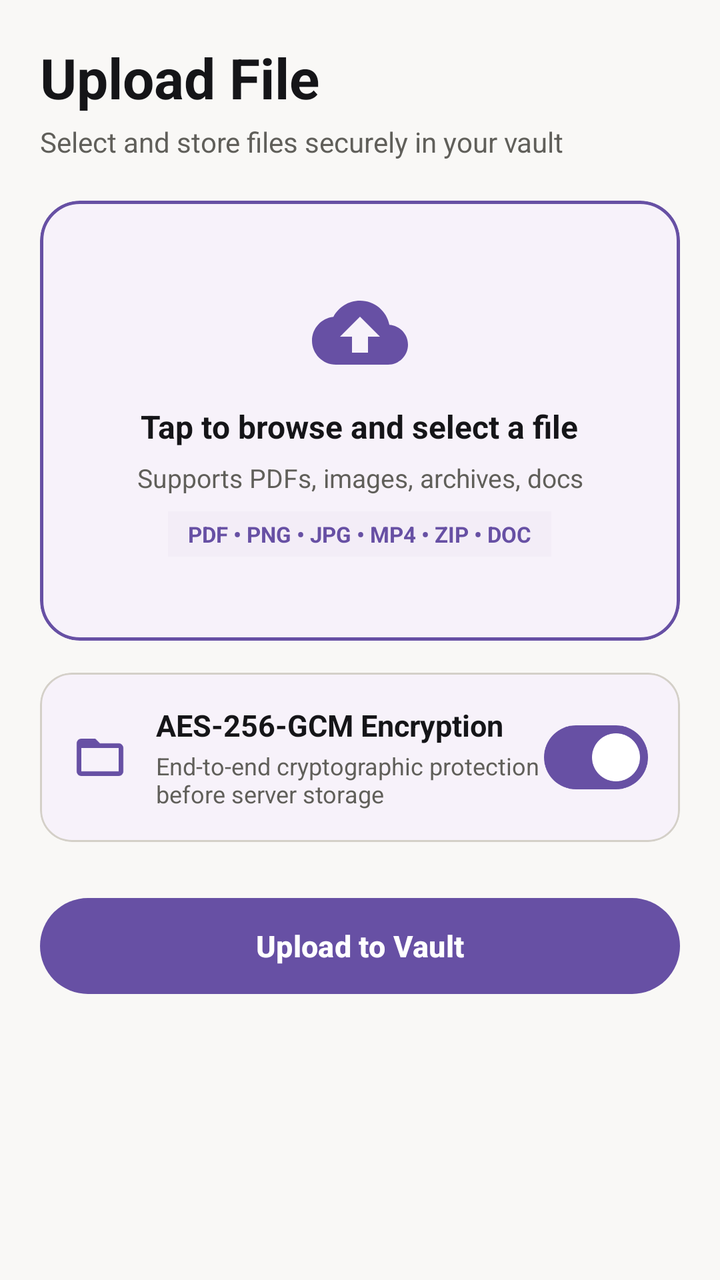
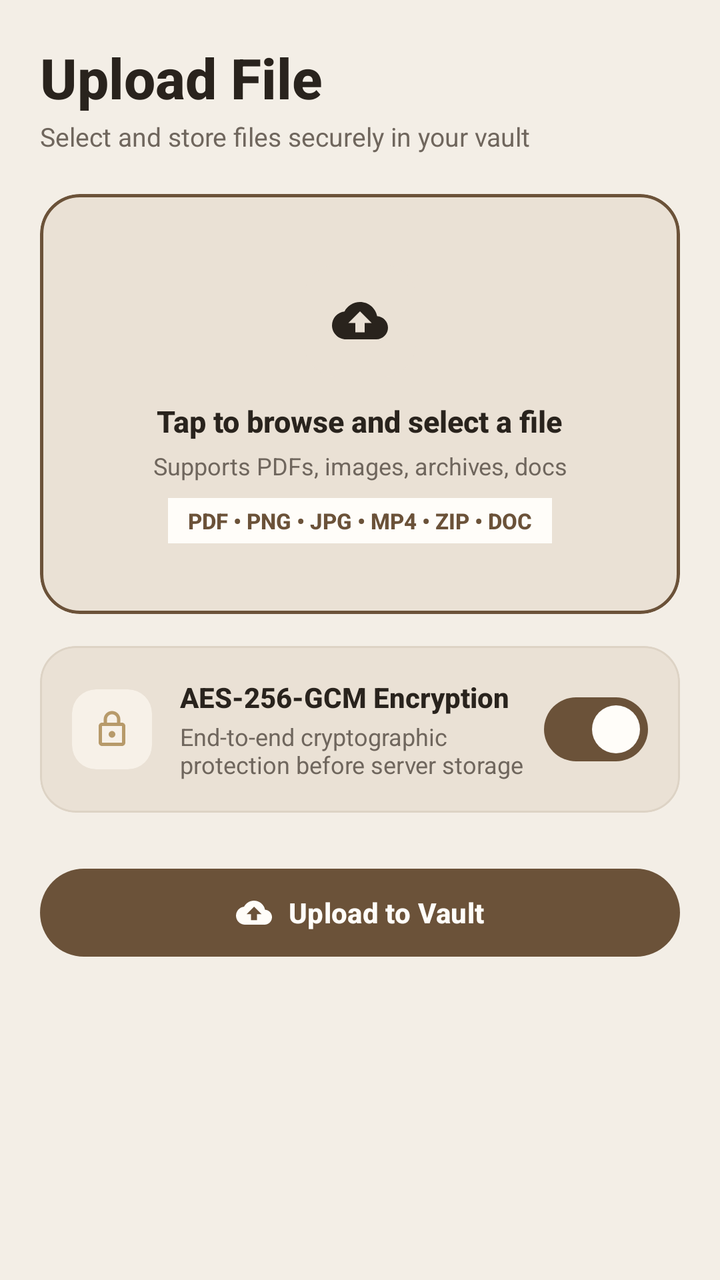

An Android layout rendered at two revisions. The XML below is the earlier revision; the diff shows what the commit changed to produce the second picture.
<!-- AndroidManifest.xml: application theme Theme.CipherVault -->
<!-- res/layout/fragment_upload.xml -->
<?xml version="1.0" encoding="utf-8"?>
<ScrollView xmlns:android="http://schemas.android.com/apk/res/android"
    xmlns:app="http://schemas.android.com/apk/res-auto"
    xmlns:tools="http://schemas.android.com/tools"
    android:layout_width="match_parent"
    android:layout_height="match_parent"
    android:fillViewport="true"
    android:background="?attr/colorSurface">

    <LinearLayout
        android:layout_width="match_parent"
        android:layout_height="wrap_content"
        android:orientation="vertical"
        android:padding="20dp">

        <TextView
            android:layout_width="wrap_content"
            android:layout_height="wrap_content"
            android:text="@string/upload_file_title"
            android:textSize="28sp"
            android:textStyle="bold"
            android:textColor="?attr/colorOnSurface" />

        <TextView
            android:layout_width="wrap_content"
            android:layout_height="wrap_content"
            android:layout_marginTop="4dp"
            android:text="@string/upload_file_subtitle"
            android:textSize="14sp"
            android:textColor="?attr/colorOnSurfaceVariant" />

        
        <com.google.android.material.card.MaterialCardView
            android:id="@+id/btnChooseFile"
            android:layout_width="match_parent"
            android:layout_height="220dp"
            android:layout_marginTop="20dp"
            android:clickable="true"
            android:focusable="true"
            app:cardCornerRadius="20dp"
            app:cardElevation="0dp"
            app:strokeWidth="1.5dp"
            app:strokeColor="?attr/colorPrimary"
            app:cardBackgroundColor="?attr/colorSurfaceContainerLow">

            <LinearLayout
                android:layout_width="match_parent"
                android:layout_height="match_parent"
                android:gravity="center"
                android:orientation="vertical"
                android:padding="20dp">

                <ImageView
                    android:id="@+id/ivUploadIcon"
                    android:layout_width="48dp"
                    android:layout_height="48dp"
                    android:contentDescription="@string/cd_upload_icon"
                    android:src="@drawable/ic_file_upload"
                    app:tint="?attr/colorPrimary" />

                <TextView
                    android:id="@+id/tvSelectedFile"
                    android:layout_width="wrap_content"
                    android:layout_height="wrap_content"
                    android:layout_marginTop="12dp"
                    android:text="@string/upload_file_prompt"
                    android:textColor="?attr/colorOnSurface"
                    android:textSize="16sp"
                    android:textStyle="bold"
                    android:gravity="center"
                    android:maxLines="2"
                    android:ellipsize="middle" />

                <TextView
                    android:id="@+id/tvUploadSubtitle"
                    android:layout_width="wrap_content"
                    android:layout_height="wrap_content"
                    android:layout_marginTop="6dp"
                    android:text="@string/upload_file_supported_formats"
                    android:textColor="?attr/colorOnSurfaceVariant"
                    android:textSize="13sp"
                    android:gravity="center" />

                <TextView
                    android:layout_width="wrap_content"
                    android:layout_height="wrap_content"
                    android:layout_marginTop="8dp"
                    android:text="@string/label_supported_formats_badges"
                    android:textSize="11sp"
                    android:textStyle="bold"
                    android:textColor="?attr/colorPrimary"
                    android:background="?attr/colorSurfaceContainer"
                    android:paddingHorizontal="10dp"
                    android:paddingVertical="4dp" />
            </LinearLayout>
        </com.google.android.material.card.MaterialCardView>

        
        <com.google.android.material.card.MaterialCardView
            android:id="@+id/cardDuplicateWarning"
            android:layout_width="match_parent"
            android:layout_height="wrap_content"
            android:layout_marginTop="16dp"
            android:visibility="gone"
            app:cardCornerRadius="16dp"
            app:cardElevation="0dp"
            app:strokeWidth="1dp"
            app:strokeColor="?attr/colorError"
            app:cardBackgroundColor="?attr/colorErrorContainer">

            <TextView
                android:id="@+id/tvDuplicateWarningText"
                android:layout_width="match_parent"
                android:layout_height="wrap_content"
                android:padding="16dp"
                android:text="@string/duplicate_file_warning"
                android:textColor="?attr/colorOnErrorContainer"
                android:textSize="14sp"
                android:textStyle="bold" />
        </com.google.android.material.card.MaterialCardView>

        
        <com.google.android.material.card.MaterialCardView
            android:layout_width="match_parent"
            android:layout_height="wrap_content"
            android:layout_marginTop="16dp"
            app:cardCornerRadius="16dp"
            app:cardElevation="0dp"
            app:strokeWidth="1dp"
            app:strokeColor="?attr/colorOutlineVariant"
            app:cardBackgroundColor="?attr/colorSurfaceContainerLow">

            <LinearLayout
                android:layout_width="match_parent"
                android:layout_height="wrap_content"
                android:orientation="horizontal"
                android:gravity="center_vertical"
                android:padding="16dp">

                <ImageView
                    android:layout_width="28dp"
                    android:layout_height="28dp"
                    android:contentDescription="@string/app_name"
                    android:src="@drawable/ic_nav_files"
                    app:tint="?attr/colorPrimary" />

                <LinearLayout
                    android:layout_width="0dp"
                    android:layout_height="wrap_content"
                    android:layout_weight="1"
                    android:layout_marginStart="14dp"
                    android:orientation="vertical">

                    <TextView
                        android:layout_width="wrap_content"
                        android:layout_height="wrap_content"
                        android:text="@string/encrypt_file_option_title"
                        android:textSize="15sp"
                        android:textStyle="bold"
                        android:textColor="?attr/colorOnSurface" />

                    <TextView
                        android:layout_width="wrap_content"
                        android:layout_height="wrap_content"
                        android:layout_marginTop="2dp"
                        android:text="@string/encrypt_file_option_subtitle"
                        android:textSize="12sp"
                        android:textColor="?attr/colorOnSurfaceVariant" />
                </LinearLayout>

                <com.google.android.material.materialswitch.MaterialSwitch
                    android:id="@+id/cbEncrypt"
                    android:layout_width="wrap_content"
                    android:layout_height="wrap_content"
                    android:checked="true" />
            </LinearLayout>
        </com.google.android.material.card.MaterialCardView>

        
        <com.google.android.material.button.MaterialButton
            android:id="@+id/btnUpload"
            android:layout_width="match_parent"
            android:layout_height="56dp"
            android:layout_marginTop="24dp"
            android:text="@string/btn_upload_to_vault"
            android:textAllCaps="false"
            android:textSize="15sp"
            android:textStyle="bold"
            app:cornerRadius="28dp" />

    </LinearLayout>
</ScrollView>
<!-- resources referenced by this layout -->
<resources>
  <!-- drawable ic_nav_files (drawable) -->
  <vector xmlns:android="http://schemas.android.com/apk/res/android"
      android:width="24dp"
      android:height="24dp"
      android:viewportWidth="24"
      android:viewportHeight="24">
    <path
        android:fillColor="@android:color/white"
        android:pathData="M20,6h-8l-2,-2H4C2.9,4 2.01,4.9 2.01,6L2,18c0,1.1 0.9,2 2,2h16c1.1,0 2,-0.9 2,-2V8c0,-1.1 -0.9,-2 -2,-2zM20,18H4V8h16v10z"/>
  </vector>
  <string name="duplicate_file_warning">Duplicate File Detected: This exact file already exists in your vault. Please select a different file.</string>
  <string name="encrypt_file_option_title">AES-256-GCM Encryption</string>
  <style name="Theme.CipherVault" parent="Theme.Material3.DayNight.NoActionBar">
          
          <item name="colorSurface">@color/md_theme_light_surface</item>
          <item name="colorOnSurface">@color/md_theme_light_onSurface</item>
          <item name="colorSurfaceVariant">@color/md_theme_light_surfaceVariant</item>
          <item name="colorOnSurfaceVariant">@color/md_theme_light_onSurfaceVariant</item>
          <item name="colorOutline">@color/md_theme_light_outline</item>
          <item name="colorOutlineVariant">@color/md_theme_light_outlineVariant</item>
  
          
          <item name="android:statusBarColor">@android:color/transparent</item>
          <item name="android:navigationBarColor">@android:color/transparent</item>
          <item name="android:windowLightStatusBar">true</item>
          <item name="android:windowLightNavigationBar" tools:targetApi="o_mr1">true</item>
      </style>
  <color name="md_theme_light_surface">#F9F8F6</color>
  <color name="md_theme_light_onSurface">#151518</color>
  <color name="md_theme_light_surfaceVariant">#E6E3DD</color>
  <color name="md_theme_light_onSurfaceVariant">#605F5A</color>
  <color name="md_theme_light_outline">#8A8882</color>
  <color name="md_theme_light_outlineVariant">#D4D0C8</color>
  <!-- unchanged entries left out for length: 10 -->
</resources>

<!-- the commit's change to res/layout/fragment_upload.xml (unified diff, before → after) -->
@@ -11,29 +11,32 @@
         android:layout_width="match_parent"
         android:layout_height="wrap_content"
         android:orientation="vertical"
-        android:padding="20dp">
+        android:paddingHorizontal="20dp"
+        android:paddingTop="20dp"
+        android:paddingBottom="100dp">
 
         <TextView
             android:layout_width="wrap_content"
             android:layout_height="wrap_content"
             android:text="@string/upload_file_title"
             android:textSize="28sp"
+            android:fontFamily="sans-serif-medium"
             android:textStyle="bold"
             android:textColor="?attr/colorOnSurface" />
 
         <TextView
             android:layout_width="wrap_content"
             android:layout_height="wrap_content"
-            android:layout_marginTop="4dp"
+            android:layout_marginTop="2dp"
             android:text="@string/upload_file_subtitle"
-            android:textSize="14sp"
+            android:textSize="13sp"
             android:textColor="?attr/colorOnSurfaceVariant" />
 
         
         <com.google.android.material.card.MaterialCardView
             android:id="@+id/btnChooseFile"
             android:layout_width="match_parent"
-            android:layout_height="220dp"
+            android:layout_height="210dp"
             android:layout_marginTop="20dp"
             android:clickable="true"
             android:focusable="true"
@@ -50,13 +53,23 @@
                 android:orientation="vertical"
                 android:padding="20dp">
 
-                <ImageView
-                    android:id="@+id/ivUploadIcon"
-                    android:layout_width="48dp"
-                    android:layout_height="48dp"
-                    android:contentDescription="@string/cd_upload_icon"
-                    android:src="@drawable/ic_file_upload"
-                    app:tint="?attr/colorPrimary" />
+                <com.google.android.material.card.MaterialCardView
+                    android:layout_width="56dp"
+                    android:layout_height="56dp"
+                    app:cardCornerRadius="16dp"
+                    app:cardElevation="0dp"
+                    app:strokeWidth="0dp"
+                    app:cardBackgroundColor="?attr/colorPrimaryContainer">
+
+                    <ImageView
+                        android:id="@+id/ivUploadIcon"
+                        android:layout_width="28dp"
+                        android:layout_height="28dp"
+                        android:layout_gravity="center"
+                        android:contentDescription="@string/cd_upload_icon"
+                        android:src="@drawable/ic_file_upload"
+                        app:tint="?attr/colorOnPrimaryContainer" />
+                </com.google.android.material.card.MaterialCardView>
 
                 <TextView
                     android:id="@+id/tvSelectedFile"
@@ -65,7 +78,8 @@
                     android:layout_marginTop="12dp"
                     android:text="@string/upload_file_prompt"
                     android:textColor="?attr/colorOnSurface"
-                    android:textSize="16sp"
+                    android:textSize="15sp"
+                    android:fontFamily="sans-serif-medium"
                     android:textStyle="bold"
                     android:gravity="center"
                     android:maxLines="2"
@@ -75,10 +89,10 @@
                     android:id="@+id/tvUploadSubtitle"
                     android:layout_width="wrap_content"
                     android:layout_height="wrap_content"
-                    android:layout_marginTop="6dp"
+                    android:layout_marginTop="4dp"
                     android:text="@string/upload_file_supported_formats"
                     android:textColor="?attr/colorOnSurfaceVariant"
-                    android:textSize="13sp"
+                    android:textSize="12sp"
                     android:gravity="center" />
 
                 <TextView
@@ -87,6 +101,7 @@
                     android:layout_marginTop="8dp"
                     android:text="@string/label_supported_formats_badges"
                     android:textSize="11sp"
+                    android:fontFamily="sans-serif-medium"
                     android:textStyle="bold"
                     android:textColor="?attr/colorPrimary"
                     android:background="?attr/colorSurfaceContainer"
@@ -104,30 +119,8 @@
             android:visibility="gone"
             app:cardCornerRadius="16dp"
             app:cardElevation="0dp"
-            app:strokeWidth="1dp"
-            app:strokeColor="?attr/colorError"
-            app:cardBackgroundColor="?attr/colorErrorContainer">
-
-            <TextView
-                android:id="@+id/tvDuplicateWarningText"
-                android:layout_width="match_parent"
-                android:layout_height="wrap_content"
-                android:padding="16dp"
-                android:text="@string/duplicate_file_warning"
-                android:textColor="?attr/colorOnErrorContainer"
-                android:textSize="14sp"
-                android:textStyle="bold" />
-        </com.google.android.material.card.MaterialCardView>
-
-        
-        <com.google.android.material.card.MaterialCardView
-            android:layout_width="match_parent"
-            android:layout_height="wrap_content"
-            android:layout_marginTop="16dp"
-            app:cardCornerRadius="16dp"
-            app:cardElevation="0dp"
-            app:strokeWidth="1dp"
-            app:strokeColor="?attr/colorOutlineVariant"
+            app:strokeWidth="1.5dp"
+            app:strokeColor="@color/status_error"
             app:cardBackgroundColor="?attr/colorSurfaceContainerLow">
 
             <LinearLayout
@@ -140,9 +133,9 @@
                 <ImageView
                     android:layout_width="28dp"
                     android:layout_height="28dp"
-                    android:contentDescription="@string/app_name"
-                    android:src="@drawable/ic_nav_files"
-                    app:tint="?attr/colorPrimary" />
+                    android:src="@drawable/ic_error"
+                    app:tint="@color/status_error"
+                    android:contentDescription="@string/duplicate_dialog_title" />
 
                 <LinearLayout
                     android:layout_width="0dp"
@@ -152,10 +145,76 @@
                     android:orientation="vertical">
 
                     <TextView
-                        android:layout_width="wrap_content"
-                        android:layout_height="wrap_content"
-                        android:text="@string/encrypt_file_option_title"
-                        android:textSize="15sp"
+                        android:id="@+id/tvDuplicateWarningTitle"
+                        android:layout_width="wrap_content"
+                        android:layout_height="wrap_content"
+                        android:text="Duplicate file detected"
+                        android:textColor="@color/status_error"
+                        android:textSize="14sp"
+                        android:fontFamily="sans-serif-medium"
+                        android:textStyle="bold" />
+
+                    <TextView
+                        android:id="@+id/tvDuplicateWarningText"
+                        android:layout_width="wrap_content"
+                        android:layout_height="wrap_content"
+                        android:layout_marginTop="2dp"
+                        android:text="An identical file already exists in your vault."
+                        android:textColor="?attr/colorOnSurfaceVariant"
+                        android:textSize="12sp" />
+                </LinearLayout>
+            </LinearLayout>
+        </com.google.android.material.card.MaterialCardView>
+
+        
+        <com.google.android.material.card.MaterialCardView
+            android:layout_width="match_parent"
+            android:layout_height="wrap_content"
+            android:layout_marginTop="16dp"
+            app:cardCornerRadius="18dp"
+            app:cardElevation="0dp"
+            app:strokeWidth="1dp"
+            app:strokeColor="?attr/colorOutlineVariant"
+            app:cardBackgroundColor="?attr/colorSurfaceContainerLow">
+
+            <LinearLayout
+                android:layout_width="match_parent"
+                android:layout_height="wrap_content"
+                android:orientation="horizontal"
+                android:gravity="center_vertical"
+                android:padding="16dp">
+
+                <com.google.android.material.card.MaterialCardView
+                    android:layout_width="40dp"
+                    android:layout_height="40dp"
+                    app:cardCornerRadius="12dp"
+                    app:cardElevation="0dp"
+                    app:strokeWidth="0dp"
+                    app:cardBackgroundColor="?attr/colorSecondaryContainer">
+
+                    <ImageView
+                        android:layout_width="20dp"
+                        android:layout_height="20dp"
+                        android:layout_gravity="center"
+                        android:contentDescription="@string/app_name"
+                        android:src="@drawable/ic_lock"
+                        app:tint="@color/vault_encrypted" />
+                </com.google.android.material.card.MaterialCardView>
+
+                <LinearLayout
+                    android:layout_width="0dp"
+                    android:layout_height="wrap_content"
+                    android:layout_weight="1"
+                    android:layout_marginStart="14dp"
+                    android:layout_marginEnd="8dp"
+                    android:orientation="vertical">
+
+                    <TextView
+                        android:layout_width="wrap_content"
+                        android:layout_height="wrap_content"
+                        android:text="AES-256-GCM Encryption"
+                        android:textSize="14sp"
+                        android:fontFamily="sans-serif-medium"
                         android:textStyle="bold"
                         android:textColor="?attr/colorOnSurface" />
 
@@ -180,13 +239,16 @@
         <com.google.android.material.button.MaterialButton
             android:id="@+id/btnUpload"
             android:layout_width="match_parent"
-            android:layout_height="56dp"
+            android:layout_height="52dp"
             android:layout_marginTop="24dp"
             android:text="@string/btn_upload_to_vault"
             android:textAllCaps="false"
-            android:textSize="15sp"
+            android:textSize="14sp"
             android:textStyle="bold"
-            app:cornerRadius="28dp" />
+            app:cornerRadius="26dp"
+            app:icon="@drawable/ic_file_upload"
+            app:iconSize="18dp"
+            app:iconGravity="textStart" />
 
     </LinearLayout>
 </ScrollView>
<!-- resource entries referenced after the edit -->
@@ -1,6 +1,8 @@
 <!-- resources referenced by this layout -->
 <resources>
-  <!-- drawable ic_nav_files (drawable) -->
+  <color name="status_error">#EF4444</color>
+  <color name="vault_encrypted">#B79A6A</color>
+  <!-- drawable ic_error (drawable) -->
   <vector xmlns:android="http://schemas.android.com/apk/res/android"
       android:width="24dp"
       android:height="24dp"
@@ -8,31 +10,96 @@
       android:viewportHeight="24">
     <path
         android:fillColor="@android:color/white"
-        android:pathData="M20,6h-8l-2,-2H4C2.9,4 2.01,4.9 2.01,6L2,18c0,1.1 0.9,2 2,2h16c1.1,0 2,-0.9 2,-2V8c0,-1.1 -0.9,-2 -2,-2zM20,18H4V8h16v10z"/>
+        android:pathData="M12,2C6.48,2 2,6.48 2,12s4.48,10 10,10 10,-4.48 10,-10S17.52,2 12,2zm1,15h-2v-2h2v2zm0,-4h-2V7h2v6z"/>
   </vector>
-  <string name="duplicate_file_warning">Duplicate File Detected: This exact file already exists in your vault. Please select a different file.</string>
-  <string name="encrypt_file_option_title">AES-256-GCM Encryption</string>
+  <!-- drawable ic_lock (drawable) -->
+  <vector xmlns:android="http://schemas.android.com/apk/res/android"
+      android:width="24dp"
+      android:height="24dp"
+      android:viewportWidth="24"
+      android:viewportHeight="24">
+    <path
+        android:fillColor="@android:color/white"
+        android:pathData="M18,8h-1V6c0,-2.76 -2.24,-5 -5,-5S7,3.24 7,6v2H6c-1.1,0 -2,0.9 -2,2v10c0,1.1 0.9,2 2,2h12c1.1,0 2,-0.9 2,-2V10c0,-1.1 -0.9,-2 -2,-2zM9,6c0,-1.66 1.34,-3 3,-3s3,1.34 3,3v2H9V6zm9,14H6V10h12v10zm-6,-3c1.1,0 2,-0.9 2,-2s-0.9,-2 -2,-2 -2,0.9 -2,2 0.9,2 2,2z"/>
+  </vector>
+  <string name="duplicate_dialog_title">Duplicate File Detected</string>
   <style name="Theme.CipherVault" parent="Theme.Material3.DayNight.NoActionBar">
           
-          <item name="colorSurface">@color/md_theme_light_surface</item>
-          <item name="colorOnSurface">@color/md_theme_light_onSurface</item>
-          <item name="colorSurfaceVariant">@color/md_theme_light_surfaceVariant</item>
-          <item name="colorOnSurfaceVariant">@color/md_theme_light_onSurfaceVariant</item>
-          <item name="colorOutline">@color/md_theme_light_outline</item>
-          <item name="colorOutlineVariant">@color/md_theme_light_outlineVariant</item>
+          <item name="colorPrimary">@color/cv_light_primary_brown</item>
+          <item name="colorOnPrimary">@color/cv_light_surface</item>
+          <item name="colorPrimaryContainer">@color/cv_light_surface_container</item>
+          <item name="colorOnPrimaryContainer">@color/cv_light_text_primary</item>
+  
+          <item name="colorSecondary">@color/cv_light_caramel</item>
+          <item name="colorOnSecondary">@color/cv_light_surface</item>
+          <item name="colorSecondaryContainer">@color/cv_light_surface_elevated</item>
+          <item name="colorOnSecondaryContainer">@color/cv_light_text_primary</item>
+  
+          
+          <item name="android:colorBackground">@color/cv_light_bg</item>
+          <item name="colorSurface">@color/cv_light_bg</item>
+          <item name="colorOnSurface">@color/cv_light_text_primary</item>
+          <item name="colorSurfaceVariant">@color/cv_light_surface_container</item>
+          <item name="colorOnSurfaceVariant">@color/cv_light_text_secondary</item>
+          <item name="colorSurfaceContainer">@color/cv_light_surface</item>
+          <item name="colorSurfaceContainerLow">@color/cv_light_surface_container</item>
+          <item name="colorSurfaceContainerHigh">@color/cv_light_surface_elevated</item>
+          <item name="colorSurfaceContainerHighest">@color/cv_light_surface_container</item>
+  
+          
+          <item name="colorOutline">@color/cv_light_outline</item>
+          <item name="colorOutlineVariant">@color/cv_light_outline_variant</item>
+  
+          
+          <item name="colorError">@color/status_error</item>
+          <item name="colorOnError">#FFFFFF</item>
+          <item name="colorErrorContainer">@color/status_error_container</item>
   
           
           <item name="android:statusBarColor">@android:color/transparent</item>
           <item name="android:navigationBarColor">@android:color/transparent</item>
           <item name="android:windowLightStatusBar">true</item>
           <item name="android:windowLightNavigationBar" tools:targetApi="o_mr1">true</item>
+  
+          
+          <item name="shapeAppearanceSmallComponent">@style/ShapeAppearance.CipherVault.Small</item>
+          <item name="shapeAppearanceMediumComponent">@style/ShapeAppearance.CipherVault.Medium</item>
+          <item name="shapeAppearanceLargeComponent">@style/ShapeAppearance.CipherVault.Large</item>
+          <item name="bottomSheetDialogTheme">@style/Theme.CipherVault.BottomSheetDialog</item>
       </style>
-  <color name="md_theme_light_surface">#F9F8F6</color>
-  <color name="md_theme_light_onSurface">#151518</color>
-  <color name="md_theme_light_surfaceVariant">#E6E3DD</color>
-  <color name="md_theme_light_onSurfaceVariant">#605F5A</color>
-  <color name="md_theme_light_outline">#8A8882</color>
-  <color name="md_theme_light_outlineVariant">#D4D0C8</color>
+  <color name="cv_light_primary_brown">#6B5239</color>
+  <color name="cv_light_surface">#FFFDF9</color>
+  <color name="cv_light_surface_container">#EAE1D5</color>
+  <color name="cv_light_text_primary">#29231D</color>
+  <color name="cv_light_caramel">#A68157</color>
+  <color name="cv_light_surface_elevated">#F7F1E8</color>
+  <color name="cv_light_bg">#F3EEE6</color>
+  <color name="cv_light_text_secondary">#6F665D</color>
+  <color name="cv_light_outline">#C9BDAF</color>
+  <color name="cv_light_outline_variant">#DDD3C5</color>
+  <color name="status_error_container">#3D1515</color>
+  <style name="ShapeAppearance.CipherVault.Small" parent="ShapeAppearance.Material3.Corner.Small">
+          <item name="cornerSize">14dp</item>
+      </style>
+  <style name="ShapeAppearance.CipherVault.Medium" parent="ShapeAppearance.Material3.Corner.Medium">
+          <item name="cornerSize">20dp</item>
+      </style>
+  <style name="ShapeAppearance.CipherVault.Large" parent="ShapeAppearance.Material3.Corner.Large">
+          <item name="cornerSize">26dp</item>
+      </style>
+  <style name="Theme.CipherVault.BottomSheetDialog" parent="ThemeOverlay.Material3.BottomSheetDialog">
+          <item name="bottomSheetStyle">@style/Widget.CipherVault.BottomSheet</item>
+      </style>
+  <style name="Widget.CipherVault.BottomSheet" parent="Widget.Material3.BottomSheet">
+          <item name="shapeAppearance">@style/ShapeAppearance.CipherVault.BottomSheet</item>
+          <item name="backgroundTint">@color/cv_light_surface</item>
+      </style>
+  <style name="ShapeAppearance.CipherVault.BottomSheet" parent="ShapeAppearance.Material3.Corner.Large">
+          <item name="cornerSizeTopLeft">28dp</item>
+          <item name="cornerSizeTopRight">28dp</item>
+          <item name="cornerSizeBottomLeft">0dp</item>
+          <item name="cornerSizeBottomRight">0dp</item>
+      </style>
   <!-- unchanged entries left out for length: 10 -->
 </resources>
 
